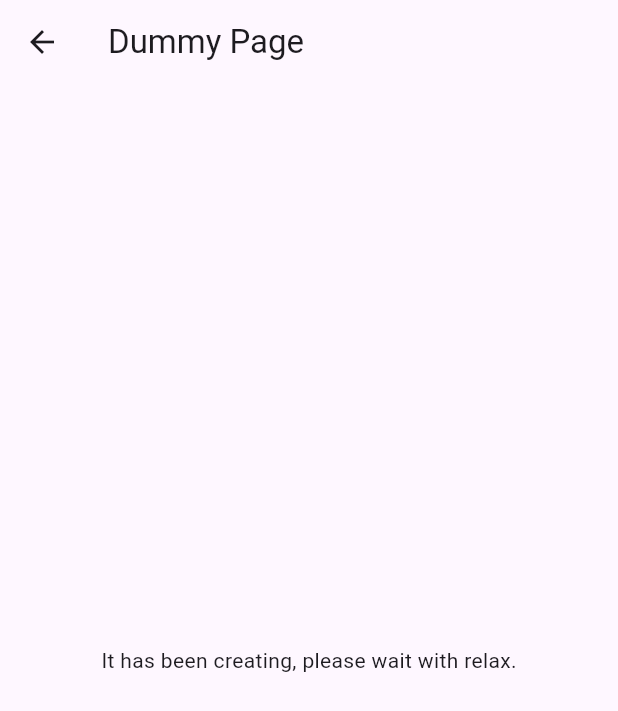
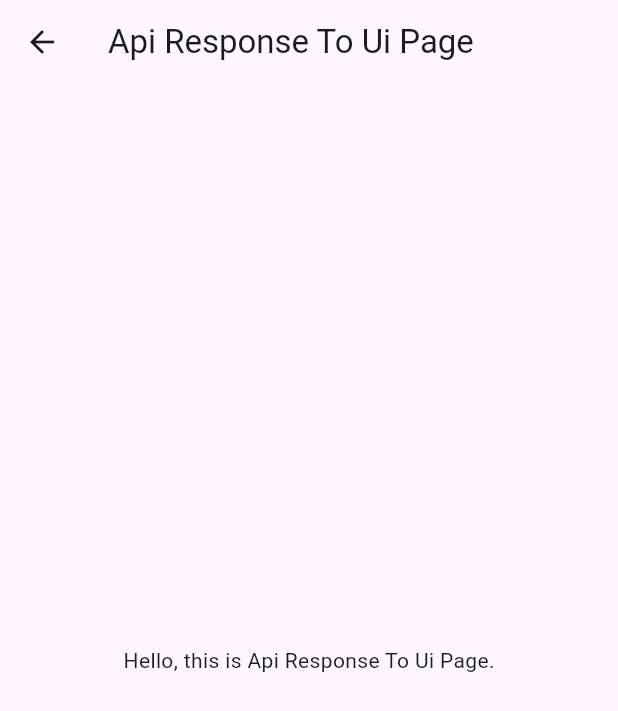
Before and after one commit to RyuNyan-Taro/widget_creator, a Flutter app: the CardPage screen opened directly, after a tap on "API response to UI", on a phone screen of 412 x 824 dp. Shown: the top 711 px of the screen. Run offline on Flutter 3.47's test engine with Material 3 defaults, Android fonts, the phone set to English and light mode, and no system bars.

Commit message:
doing create api_response_to_ui_view.dart and switch page to it.

```diff
--- /dev/null
+++ b/lib/view/api_response_to_ui_view.dart
@@ -0,0 +1,17 @@
+import 'package:flutter/material.dart';
+
+class ApiResponseToUiPage extends StatelessWidget {
+  const ApiResponseToUiPage({super.key});
+
+  @override
+  Widget build(BuildContext context) {
+    return Scaffold(
+      appBar: AppBar(
+        title: const Text('Api Response To Ui Page'),
+      ),
+      body: const Center(
+        child: Text('Hello, this is Api Response To Ui Page.'),
+      ),
+    );
+  }
+}
--- a/lib/view/card_view.dart
+++ b/lib/view/card_view.dart
@@ -2,6 +2,7 @@ import 'package:flutter/material.dart';
 import 'package:widget_creator/view/horizontal_and_vertical_view.dart';
 import 'package:widget_creator/view/square_tiles_view.dart';
 import 'package:widget_creator/view/has_sub_widget_view.dart';
+import 'package:widget_creator/view/api_response_to_ui_view.dart';
 
 
 class CardPage extends StatelessWidget {
@@ -67,7 +68,7 @@ final List<_CardData> _cardDataList = [
   ),
   _CardData(
     text: 'API response to UI',
-    nextPage: () => const _DummyPage(),
+    nextPage: () => const ApiResponseToUiPage(),
   )
 ];
 
```
